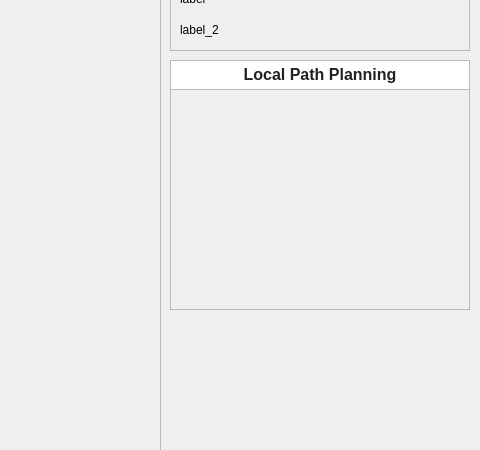
This is src/amr-main-pkg/src/Amr_UI/mainwindow.ui in sangyomi/camel-amr-projects as Qt 5 draws it before an edit; both pictures show x 580 to 1060 and y 140 to 590 of the 1060 by 839 pixel window. The edited form follows.
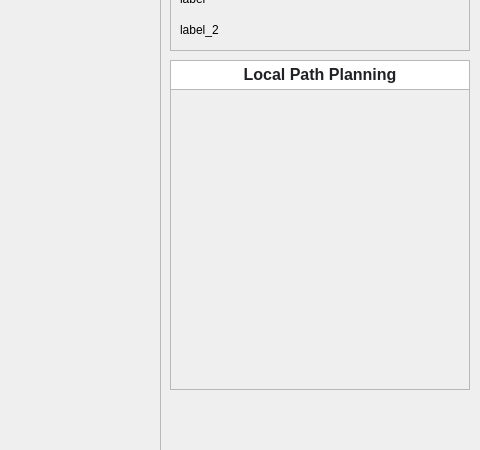
This is the edited form.

Commit message: 1. ui_color change updated 2. local_planning window size is changed

The edit to the form file:
```diff
--- a/src/amr-main-pkg/src/Amr_UI/mainwindow.ui
+++ b/src/amr-main-pkg/src/Amr_UI/mainwindow.ui
@@ -115,7 +115,7 @@
       <x>750</x>
       <y>200</y>
       <width>300</width>
-      <height>250</height>
+      <height>330</height>
      </rect>
     </property>
     <property name="frameShape">
```
The commit also changes 2 other files.
